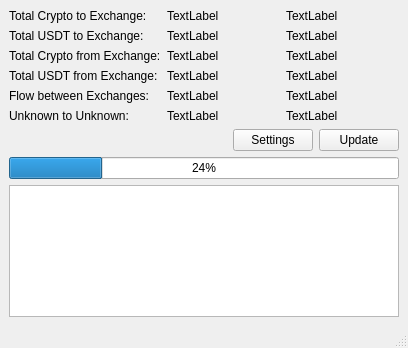
Above: mainwindow.ui from QTinman/whalealert before the change. Below: the same form after it.
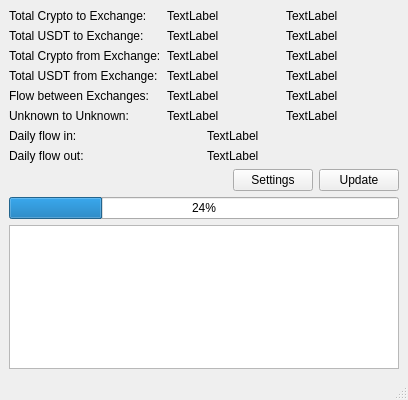
That is the form after the change. Icons and pictures are not drawn.

Commit message: Change in display of number, only new transactions are displayed. Daily flow is added and shown below. Daily flow will reset at midnight.

```diff
--- a/mainwindow.ui
+++ b/mainwindow.ui
@@ -7,7 +7,7 @@
     <x>0</x>
     <y>0</y>
     <width>408</width>
-    <height>348</height>
+    <height>400</height>
    </rect>
   </property>
   <property name="windowTitle">
@@ -162,6 +162,46 @@
      </layout>
     </item>
     <item row="1" column="0">
+     <layout class="QHBoxLayout" name="horizontalLayout_2">
+      <item>
+       <layout class="QVBoxLayout" name="verticalLayout_4">
+        <item>
+         <widget class="QLabel" name="label_7">
+          <property name="text">
+           <string>Daily flow in:</string>
+          </property>
+         </widget>
+        </item>
+        <item>
+         <widget class="QLabel" name="label_8">
+          <property name="text">
+           <string>Daily flow out:</string>
+          </property>
+         </widget>
+        </item>
+       </layout>
+      </item>
+      <item>
+       <layout class="QVBoxLayout" name="verticalLayout_5">
+        <item>
+         <widget class="QLabel" name="flow_in_daily">
+          <property name="text">
+           <string>TextLabel</string>
+          </property>
+         </widget>
+        </item>
+        <item>
+         <widget class="QLabel" name="flow_out_daily">
+          <property name="text">
+           <string>TextLabel</string>
+          </property>
+         </widget>
+        </item>
+       </layout>
+      </item>
+     </layout>
+    </item>
+    <item row="2" column="0">
      <layout class="QHBoxLayout" name="horizontalLayout_5">
       <item>
        <spacer name="horizontalSpacer_2">
@@ -192,14 +232,14 @@
       </item>
      </layout>
     </item>
-    <item row="2" column="0">
+    <item row="3" column="0">
      <widget class="QProgressBar" name="progressBar">
       <property name="value">
        <number>24</number>
       </property>
      </widget>
     </item>
-    <item row="3" column="0">
+    <item row="4" column="0">
      <widget class="QPlainTextEdit" name="transferLog"/>
     </item>
    </layout>
```
The commit also changes 2 other files.
